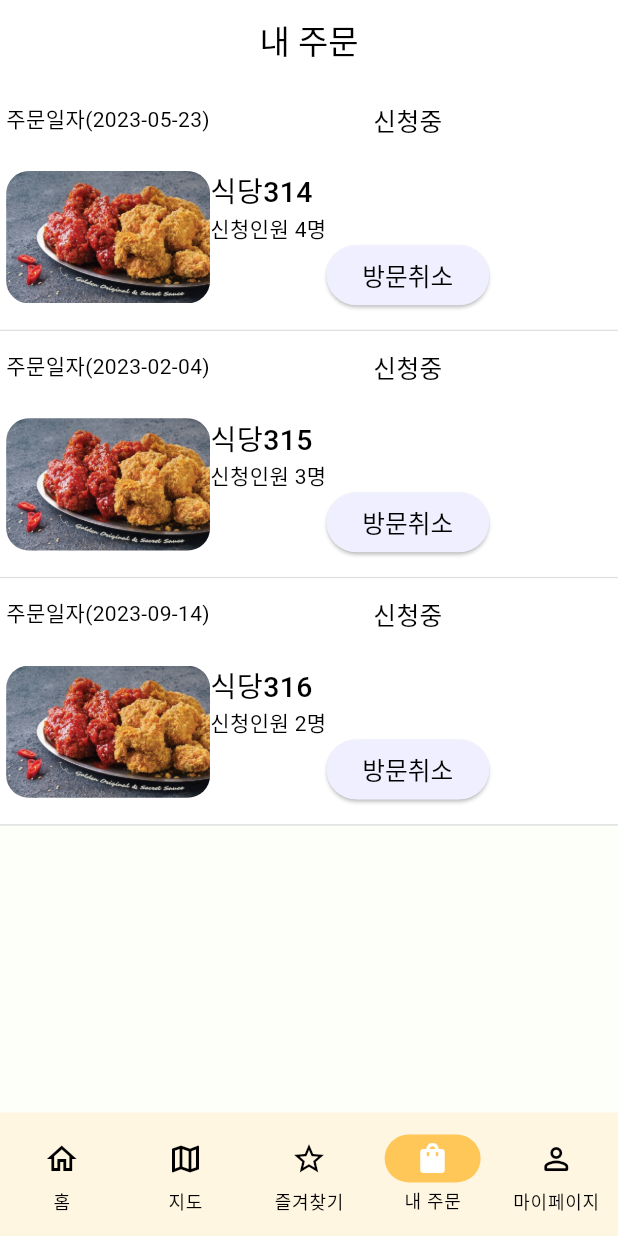
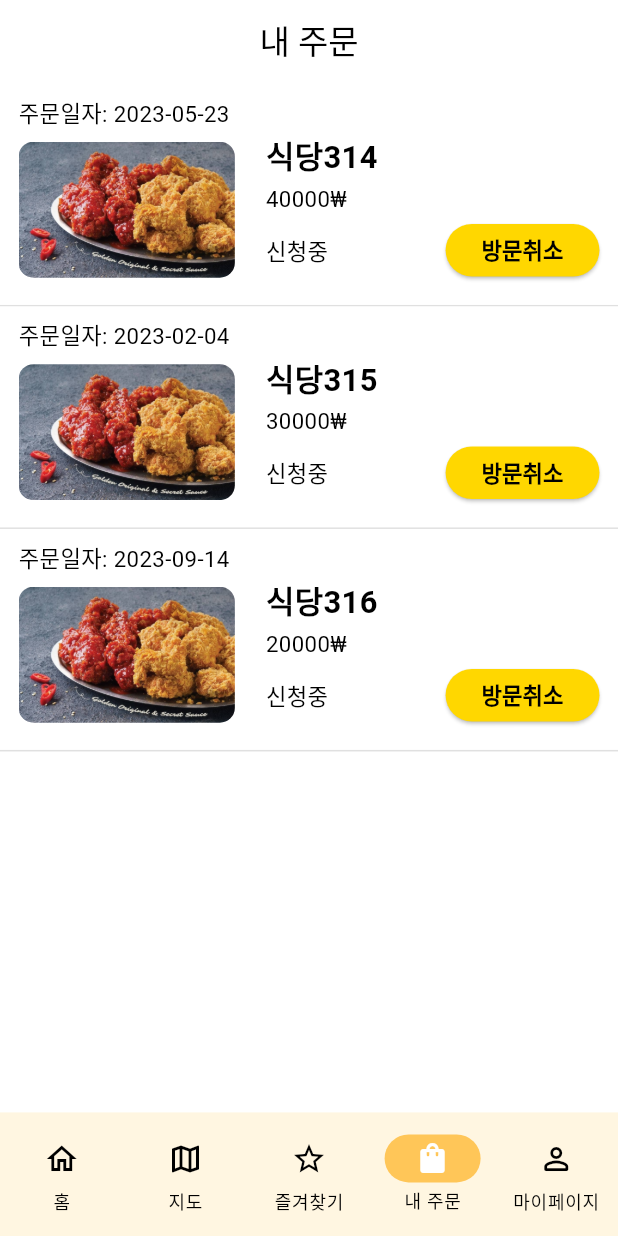
Before and after one commit to CSID-DGU/2024-01-CSC4004-03-I-Contact, a Flutter app: the screen it shows after launch, item 4 of the bottom bar chosen, on a phone screen of 412 x 824 dp. Run offline on Flutter 3.47's test engine with Material 3 defaults, Android fonts, the phone set to English and light mode, and no system bars; our stand-ins replace flutter_secure_storage, riverpod, shared_preferences; missing offline and left inert: dart:ffi, flutter_naver_map; accounts and stored records are empty; network calls fail.

Commit message:
design: 주문 위젯 변경

```diff
--- a/customer/lib/screens/home_screens/my_order_screen.dart
+++ b/customer/lib/screens/home_screens/my_order_screen.dart
@@ -13,17 +13,17 @@ class _MyOrderScreenState extends State<MyOrderScreen> {
     {
       'orderDate': '2023-05-23',
       'orderRestaurant': '식당314',
-      'orderCount': '4',
+      'orderCount': '40000',
     },
     {
       'orderDate': '2023-02-04',
       'orderRestaurant': '식당315',
-      'orderCount': '3',
+      'orderCount': '30000',
     },
     {
       'orderDate': '2023-09-14',
       'orderRestaurant': '식당316',
-      'orderCount': '2',
+      'orderCount': '20000',
     },
     // Add more orders here
   ];
@@ -39,7 +39,7 @@ class _MyOrderScreenState extends State<MyOrderScreen> {
       appBar: AppBar(
         title: const Center(child: Text('내 주문')),
       ),
-      backgroundColor: Theme.of(context).colorScheme.background,
+      backgroundColor: Theme.of(context).colorScheme.surface,
       body: orders.isEmpty
           ? const Center(child: Text('주문이 없습니다.'))
           : ListView.builder(
@@ -49,7 +49,7 @@ class _MyOrderScreenState extends State<MyOrderScreen> {
                 return MyOrderWidget(
                   orderDate: order['orderDate'],
                   orderRestaurant: order['orderRestaurant'],
-                  orderCount: order['orderCount'],
+                  orderPrice: order['orderCount'],
                   onFinish: () => handleOrderFinish(index),
                 );
               },
--- a/customer/lib/widgets/myorder_widget.dart
+++ b/customer/lib/widgets/myorder_widget.dart
@@ -9,11 +9,13 @@ class MyOrderWidget extends StatefulWidget {
     super.key,
     required this.orderDate,
     required this.orderRestaurant,
-    required this.orderCount,
+    required this.orderPrice,
     required this.onFinish,
   });
-  final String orderDate, orderRestaurant, orderCount;
+
+  final String orderDate, orderRestaurant, orderPrice;
   final VoidCallback onFinish;
+
   @override
   State<MyOrderWidget> createState() => _MyOrderWidgetState();
 }
@@ -42,7 +44,8 @@ class _MyOrderWidgetState extends State<MyOrderWidget> {
           MaterialPageRoute(
             builder: (context) => const RestaurantScreen(
               storeId: 1,
-                  )),
+            ),
+          ),
         );
       },
       child: Container(
@@ -53,84 +56,96 @@ class _MyOrderWidgetState extends State<MyOrderWidget> {
           ),
         ),
         width: screenWidth,
-        height: 0.2 * screenHeight,
+        height: 0.18 * screenHeight, // 높이 증가
         child: Padding(
           padding: EdgeInsets.symmetric(
-            vertical: screenHeight * 0.015,
-            horizontal: screenWidth * 0.01,
+            vertical: screenHeight * 0.01,
+            horizontal: screenWidth * 0.03,
           ),
           child: Row(
+            crossAxisAlignment: CrossAxisAlignment.start,
             children: [
               Column(
                 crossAxisAlignment: CrossAxisAlignment.start,
                 children: [
                   Text(
-                    '주문일자(${widget.orderDate})',
+                    '주문일자: ${widget.orderDate}',
                     style: TextStyle(
                       color: Colors.black,
-                      fontSize: screenHeight * 0.017,
-                      fontWeight: FontWeight.normal,
+                      fontSize: screenHeight * 0.018, // 글자 크기 증가
+                      fontWeight: FontWeight.w400,
                     ),
                   ),
-                  SizedBox(height: 0.03 * screenHeight),
+                  SizedBox(height: screenHeight * 0.01),
                   ClipRRect(
-                    borderRadius: BorderRadius.circular(15),
+                    borderRadius: BorderRadius.circular(10),
                     child: Image.asset(
                       'assets/images/chicken.jpg',
-                      width: 0.33 * screenWidth,
-                      height: 0.107 * screenHeight,
+                      width: 0.35 * screenWidth, // 너비 증가
+                      height: 0.11 * screenHeight, // 높이 증가
                       fit: BoxFit.cover,
                     ),
                   ),
                 ],
               ),
-              Column(
+              SizedBox(width: screenWidth * 0.05),
+              Expanded(
+                child: Column(
+                  crossAxisAlignment: CrossAxisAlignment.start,
                   mainAxisAlignment: MainAxisAlignment.center,
-                crossAxisAlignment: CrossAxisAlignment.start,
                   children: [
+                    SizedBox(height: screenHeight * 0.025),
                     Text(
                       widget.orderRestaurant,
                       style: TextStyle(
                         color: Colors.black,
-                      fontSize: screenHeight * 0.023,
-                      fontWeight: FontWeight.w500,
+                        fontSize: screenHeight * 0.025, // 글자 크기 증가
+                        fontWeight: FontWeight.bold,
                       ),
                     ),
+                    SizedBox(height: screenHeight * 0.002),
                     Text(
-                    '신청인원 ${widget.orderCount}명',
+                      '${widget.orderPrice}₩',
                       style: TextStyle(
                         color: Colors.black,
-                      fontSize: screenHeight * 0.017,
+                        fontSize: screenHeight * 0.018,
                         fontWeight: FontWeight.normal,
                       ),
                     ),
-                ],
-              ),
-              Column(
+                    SizedBox(height: screenHeight * 0.000),
+                    Row(
                       mainAxisAlignment: MainAxisAlignment.spaceBetween,
                       children: [
                         Text(
                           '신청중',
                           style: TextStyle(
                             color: Colors.black,
-                      fontSize: screenHeight * 0.02,
-                      fontWeight: FontWeight.normal,
+                            fontSize: screenHeight * 0.018,
+                            fontWeight: FontWeight.w400,
                           ),
                         ),
                         ElevatedButton(
                           onPressed: _toggleOrderStatus,
                           style: ElevatedButton.styleFrom(
-                      backgroundColor: const Color(0xFFF0EFFF),
+                            backgroundColor: const Color(0xFFFFD700), // 진한 노랑색
                             foregroundColor: Colors.black,
                             textStyle: TextStyle(
-                        fontSize: screenHeight * 0.02,
+                              fontSize: screenHeight * 0.018,
                             ),
-                      minimumSize: const Size(70, 40),
+                            minimumSize: const Size(70, 35),
                           ),
-                    child: const Text('방문취소'),
+                          child: const Text(
+                            '방문취소',
+                            style: TextStyle(
+                              fontWeight: FontWeight.w600,
+                            ),
+                          ),
                         ),
                       ],
-              )
+                    ),
+                  ],
+                ),
+              ),
             ],
           ),
         ),
```
Lines whose indentation alone changed are shown as unchanged.
